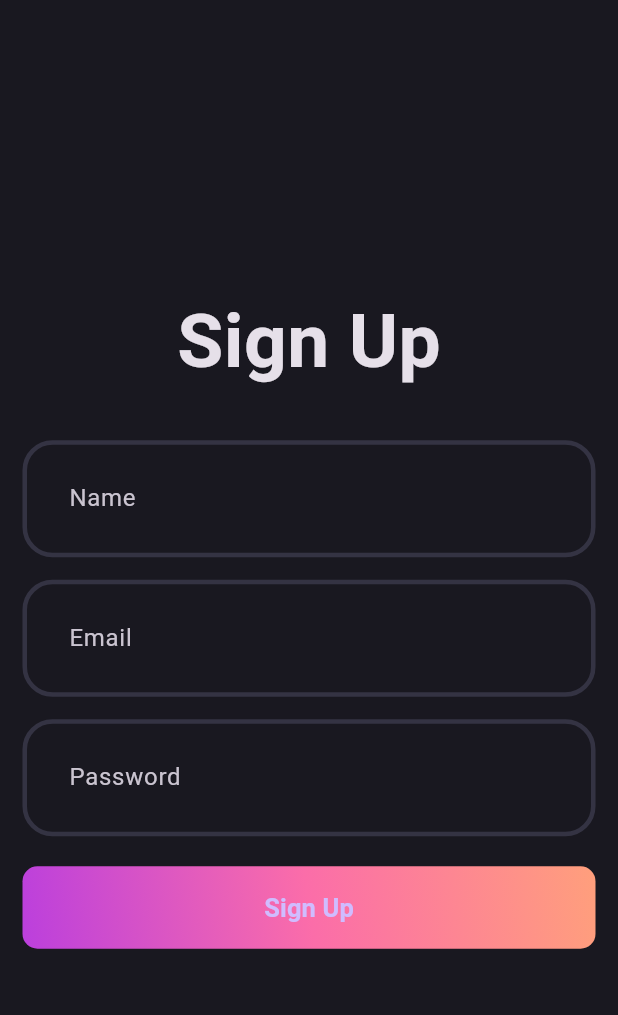
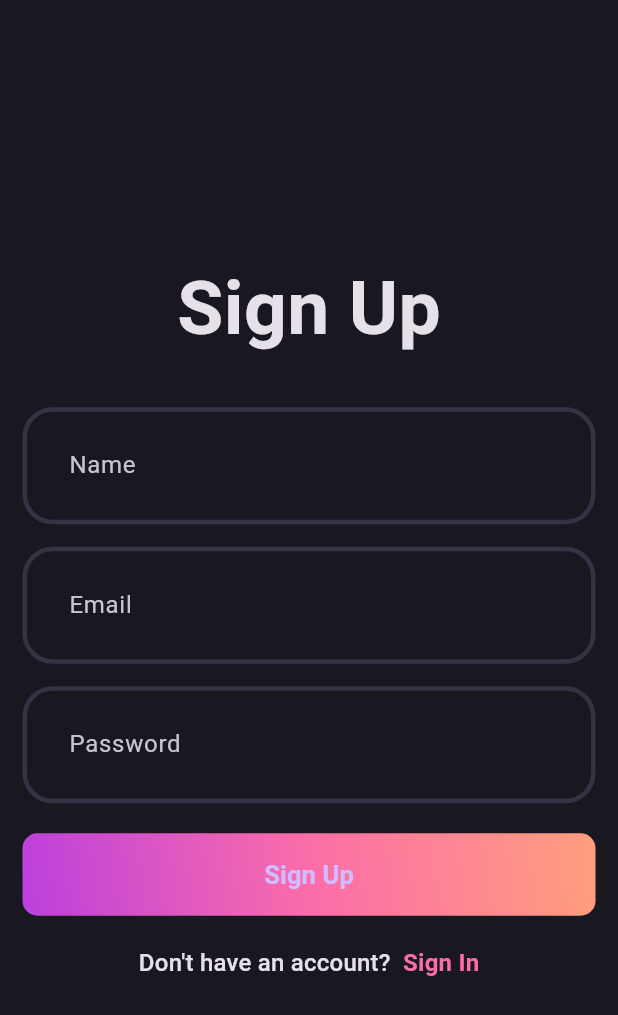
Before and after one commit to ermekfaa/Clean_Architecture_BlogApp, a Flutter app: the screen it shows after launch, on a phone screen of 412 x 824 dp. Shown: the top 1015 px of the screen. Run offline on Flutter 3.47's test engine with Material 3 defaults, Android fonts, the phone set to English and light mode, and no system bars.

Commit message:
Finished signup page

```diff
--- a/blog_app/lib/features/auth/presentation/pages/signup_page.dart
+++ b/blog_app/lib/features/auth/presentation/pages/signup_page.dart
@@ -1,3 +1,4 @@
+import 'package:blog_app/core/theme/app_palette.dart';
 import 'package:blog_app/features/auth/presentation/widgets/auth_field.dart';
 import 'package:blog_app/features/auth/presentation/widgets/auth_gradient_button.dart';
 import 'package:flutter/material.dart';
@@ -18,7 +19,7 @@ class _SignUpPageState extends State<SignUpPage> {
         child: Column(
           mainAxisAlignment: MainAxisAlignment.center,
           children: [
-            Text(
+            const Text(
               "Sign Up",
               style: TextStyle(
                 fontSize: 50,
@@ -26,13 +27,29 @@ class _SignUpPageState extends State<SignUpPage> {
               )
             ),
             const SizedBox(height: 30),
-            AuthField(hintText: "Name"),
+            const AuthField(hintText: "Name"),
             const SizedBox(height: 15),
-            AuthField(hintText: "Email"),
+            const AuthField(hintText: "Email"),
             const SizedBox(height: 15),
-            AuthField(hintText: "Password"),
+            const AuthField(hintText: "Password"),
             const SizedBox(height: 20,),
-            AuthGradientButton(),
+            const AuthGradientButton(),
+            const SizedBox(height: 20,),
+            RichText(
+              text: TextSpan(
+                text: "Don't have an account?  ",
+                style: Theme.of(context).textTheme.titleMedium,
+                children: [
+                  TextSpan(
+                    text: "Sign In",
+                    style: Theme.of(context).textTheme.titleMedium?.copyWith(
+                      color: AppPallete.gradient2,
+                      fontWeight: FontWeight.bold,
+                    ),
+                  )
+                ]
+              ),
+            )
           ],
         ),
       ),
```
